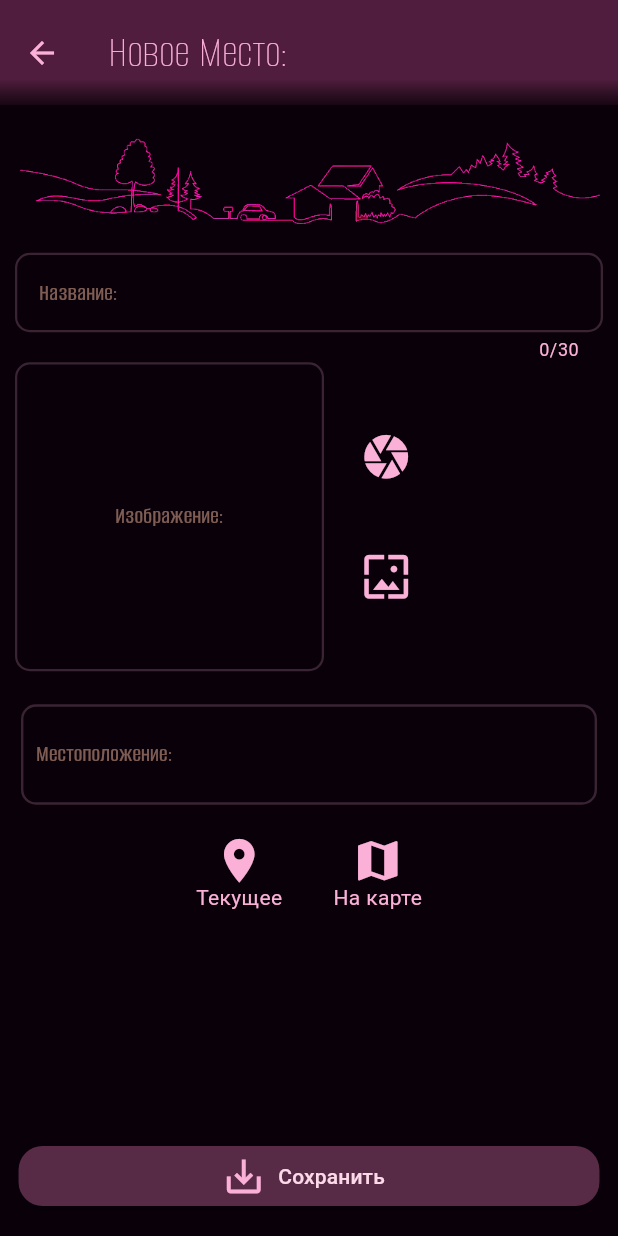
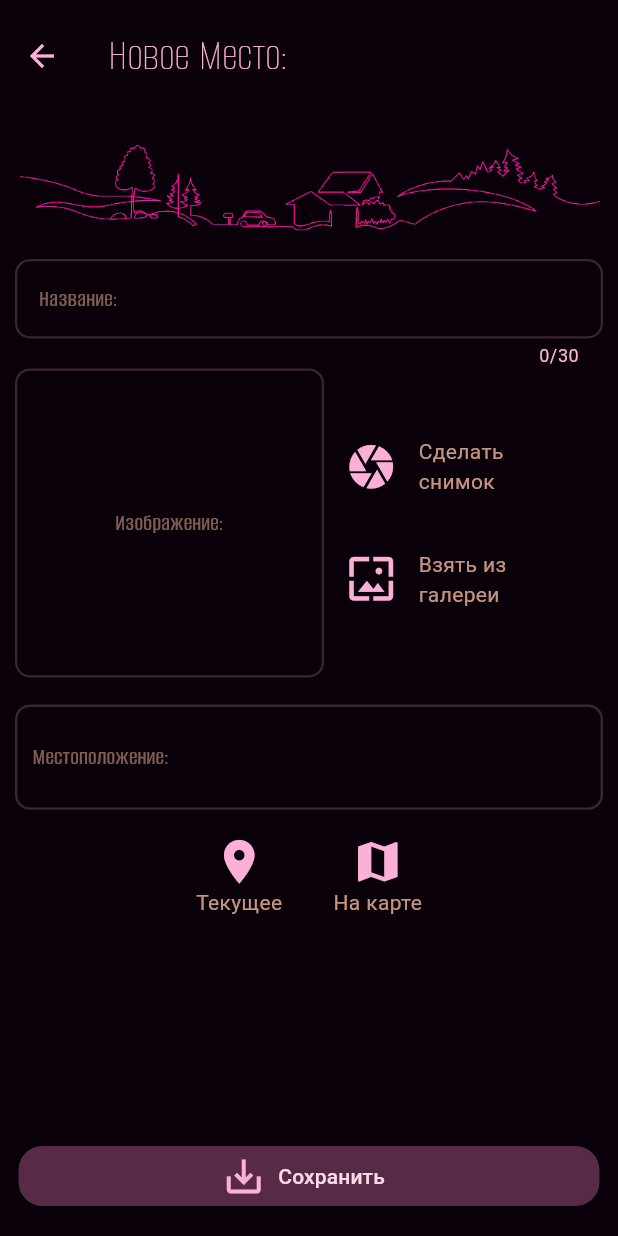
Before and after one commit to OlleZhuk/100-Places, a Flutter app: the AddPlaceScreen screen opened directly, on a phone screen of 412 x 824 dp. Run offline on Flutter 3.47's test engine with Material 3 defaults, Android fonts, the phone set to English and light mode, and no system bars; our stand-ins replace another_flutter_splash_screen, auto_size_text, flutter_animate, flutter_riverpod, gap, image_picker and 4 more; missing offline and left inert: super_bullet_list, yandex_geocoder, yandex_mapkit; accounts and stored records are empty.

Commit message:
modified:   lib/main.dart 	modified:   lib/providers/geocoder.dart 	modified:   lib/screens/add_place_scr.dart 	modified:   lib/screens/info_scr.dart 	modified:   lib/screens/map_scr.dart 	modified:   lib/screens/place_detail_scr.dart 	modified:   lib/screens/places_scr.dart 	modified:   lib/screens/splash_scr.dart 	modified:   lib/widgets/gradient_appbar.dart 	new file:   lib/widgets/shader_mask_decoration.dart

```diff
--- a/lib/main.dart
+++ b/lib/main.dart
@@ -7,8 +7,6 @@ final colorScheme = ColorScheme.fromSeed(
   brightness: Brightness.dark,
   seedColor: const Color.fromARGB(255, 135, 12, 100),
   background: const Color.fromARGB(255, 10, 0, 10),
-  // background: const Color.fromARGB(20, 135, 12, 100),
-  // background: const Color.fromARGB(255, 56, 49, 66),
 );
 
 final theme = ThemeData.dark().copyWith(
@@ -17,7 +15,8 @@ final theme = ThemeData.dark().copyWith(
   visualDensity: VisualDensity.adaptivePlatformDensity,
   //
   appBarTheme: AppBarTheme(
-    backgroundColor: colorScheme.onPrimary,
+    // backgroundColor: colorScheme.onPrimary,
+    backgroundColor: colorScheme.background,
     foregroundColor: colorScheme.primary,
   ),
   //
@@ -40,17 +39,22 @@ final theme = ThemeData.dark().copyWith(
       )),
   //
   textTheme: ThemeData().textTheme.copyWith(
+        // текст экрана, Roboto, 14/20 pt, w400, tracking 0.25 pt
         bodyMedium: TextStyle(
           color: colorScheme.tertiary.withOpacity(.8),
-        ), // обычный текст на экране
+        ),
+        //
         displayLarge: TextStyle(
           fontFamily: 'AlumniSans',
           fontWeight: FontWeight.w900,
           color: colorScheme.primaryContainer.withOpacity(.9),
         ),
-        headlineSmall: const TextStyle(
+        //
+        headlineSmall: TextStyle(
           fontSize: 16,
+          color: colorScheme.primary,
         ),
+        //
         titleSmall: TextStyle(
           fontFamily: 'AlumniSans',
           color: colorScheme.tertiary,
@@ -68,6 +72,7 @@ final theme = ThemeData.dark().copyWith(
         ),
       ),
   badgeTheme: BadgeThemeData(textColor: colorScheme.primary),
+  iconTheme: IconThemeData(color: colorScheme.primary),
   snackBarTheme: SnackBarThemeData(
       backgroundColor: Colors.transparent,
       contentTextStyle: TextStyle(
--- a/lib/screens/add_place_scr.dart
+++ b/lib/screens/add_place_scr.dart
@@ -18,7 +18,6 @@ import '/providers/geocoder.dart';
 import '/providers/user_places.dart';
 import '/widgets/alert_dialogs.dart';
 import '/widgets/custom_fab.dart';
-import '/widgets/gradient_appbar.dart';
 import '/widgets/route_transition.dart';
 import 'map_scr.dart';
 
@@ -27,16 +26,15 @@ class AddPlaceScreen extends ConsumerWidget {
 
   @override
   Widget build(BuildContext context, ref) {
-    print('=== МСБ ЭДМ!!! ===');
-
+    PlaceLocation? selectedLocation;
+    File? selectedImage;
+    final deviceHeight = MediaQuery.sizeOf(context).height;
+    final toolbarH = deviceHeight * .09;
     final cScheme = Theme.of(context).colorScheme;
     final tTheme = Theme.of(context).textTheme;
     final titleController = TextEditingController();
-    PlaceLocation? selectedLocation;
-    File? selectedImage;
-
-    final Color labelOpacity = cScheme.tertiary.withOpacity(.5);
-    double iconSize = 35;
+    final labelOpacity = cScheme.tertiary.withOpacity(.5);
+    const double iconSize = 35;
 
     //* Метод сохранения Места (кн. 'Сохранить')
     Future<void> savePlace() async {
@@ -70,10 +68,11 @@ class AddPlaceScreen extends ConsumerWidget {
       }
     }
 
+    print('=== МСБ ЭДМ!!! ===');
+
     return Scaffold(
       appBar: AppBar(
-          toolbarHeight: 70,
-          flexibleSpace: const GradientAppBar(),
+          toolbarHeight: toolbarH,
           title: const Text(
             'Новое Место:',
             style: TextStyle(fontSize: 30),
@@ -199,10 +198,13 @@ class _ImageInputState extends State<ImageInput> {
 
   @override
   Widget build(BuildContext context) {
+    const double gap = 14;
+
     print('=== МСБ ImageInput!!! ===');
 
     return Row(
       children: [
+        /// Место для изобпажения
         Container(
           width: deviceWidth * .5,
           height: deviceWidth * .5,
@@ -234,36 +236,36 @@ class _ImageInputState extends State<ImageInput> {
                   ))
               : null,
         ),
-        const Gap(8),
+        const Gap(gap),
+
+        /// Выбор источника
         Expanded(
           child: Column(
+            mainAxisAlignment: MainAxisAlignment.spaceEvenly,
             crossAxisAlignment: CrossAxisAlignment.start,
             children: [
-            ListTile(
-              leading: Icon(
-                Icons.camera,
-                size: widget.iconSz,
-              ),
-              iconColor: cScheme.primary,
-              title: const Text('Сделать снимок'),
-              titleTextStyle: tTheme.titleMedium!.copyWith(
-                fontSize: 16,
+              InkWell(
+                child: Row(
+                  mainAxisSize: MainAxisSize.min,
+                  children: [
+                    Icon(Icons.camera, size: widget.iconSz),
+                    const Gap(gap),
+                    const Text('Сделать\n' 'снимок'),
+                  ],
                 ),
                 onTap: () {
                   isCamera = true;
                   _takePicture();
                 },
               ),
-            const Gap(16),
-            ListTile(
-              leading: Icon(
-                Icons.wallpaper,
-                size: widget.iconSz,
-              ),
-              iconColor: cScheme.primary,
-              title: const Text('Взять из галереи'),
-              titleTextStyle: tTheme.titleMedium!.copyWith(
-                fontSize: 16,
+              const Gap(gap * 2.5),
+              InkWell(
+                child: Row(
+                  children: [
+                    Icon(Icons.wallpaper, size: widget.iconSz),
+                    const Gap(gap),
+                    const Text('Взять из\n' 'галереи'),
+                  ],
                 ),
                 onTap: () {
                   isCamera = false;
@@ -271,7 +273,8 @@ class _ImageInputState extends State<ImageInput> {
                 },
               ),
             ],
-        ))
+          ),
+        )
       ],
     );
   }
@@ -400,11 +403,6 @@ class ConsumerLocationInputState extends ConsumerState<LocationInput> {
     await showModalBottomSheet(
       isScrollControlled: true,
       backgroundColor: Colors.transparent,
-      // shape: const RoundedRectangleBorder(
-      //     borderRadius: BorderRadius.vertical(
-      //   top: Radius.circular(20),
-      //   bottom: Radius.zero,
-      // )),
       context: ctx,
       builder: (BuildContext ctx) {
         return ClipPath(
@@ -462,45 +460,57 @@ class ConsumerLocationInputState extends ConsumerState<LocationInput> {
 
   @override
   Widget build(BuildContext context) {
+    const double gap = 34;
+
     print('=== МСБ LocationInput! ===');
 
     return Column(
       children: [
         //
         /// Местоположение
-        Card(
-            color: cScheme.background,
-            shadowColor: Colors.transparent,
-            shape: RoundedRectangleBorder(
-                borderRadius: BorderRadius.circular(10),
-                side: BorderSide(
+        Container(
+          width: double.infinity,
+          decoration: BoxDecoration(
+            border: Border.all(
+              color: cScheme.primary.withOpacity(.2),
               width: 1.6,
-                  color: cScheme.primary.withOpacity(.2),
-                )),
-            child: Padding(
+            ),
+            borderRadius: const BorderRadius.all(
+              Radius.circular(10),
+            ),
+          ),
+          child: !isCreatingLocation
+              ? Padding(
                   padding: const EdgeInsets.symmetric(
                     horizontal: 10,
                     vertical: 22,
                   ),
-                child: Row(
-                  children: [
-                    !isCreatingLocation
-                        ? Text(
+                  child: Text(
                     'Местоположение:',
                     style: tTheme.titleSmall!.copyWith(
                       color: widget.labelOpc,
                     ),
+                  ),
                 )
               : _pickedLocation == null
-                            ? const CircularProgressIndicator()
+                  ? const Center(
+                      child: Padding(
+                      padding: EdgeInsets.symmetric(vertical: 12),
+                      child: CircularProgressIndicator(),
+                    ))
                   : Expanded(
+                      child: Padding(
+                      padding: const EdgeInsets.symmetric(
+                        horizontal: 10,
+                        vertical: 12,
+                      ),
                       child: Text(
                         _pickedLocation!.address,
-                                style: tTheme.titleSmall,
-                              ))
-                  ],
-                ))),
-        const Gap(16),
+                        // style: tTheme.titleSmall,
+                      ),
+                    )),
+        ),
+        const Gap(gap / 2),
 
         /// Кнопки выбора местоположения
         //
@@ -511,28 +521,31 @@ class ConsumerLocationInputState extends ConsumerState<LocationInput> {
             /// Текущее
             InkWell(
               onTap: getUserLocation,
-                child: TextAndIcon(
-                  iconSz: widget.iconSz,
-                  text: 'Текущее',
-                  icon: Icons.location_on,
-                )),
-            const Gap(34),
+              child: Column(
+                children: [
+                  Icon(Icons.location_on, size: widget.iconSz),
+                  const Text('Текущее'),
+                ],
+              ), // TextAndIcon(
+            ),
+            const Gap(gap),
 
             /// На карте
             InkWell(
               onTap: getOnMapLocation,
-                child: TextAndIcon(
-                  iconSz: widget.iconSz,
-                  text: 'На карте',
-                  icon: Icons.map,
-                )),
+              child: Column(
+                children: [
+                  Icon(Icons.map, size: widget.iconSz),
+                  const Text('На карте'),
+                ],
+              ),
+            ),
 
             /// Вручную
             Visibility(
               visible: isCreatingLocation ? true : false,
-              child: const Gap(34),
+              child: const Gap(gap),
             ),
-
             Visibility(
               visible: isCreatingLocation ? true : false,
               child: InkWell(
@@ -540,11 +553,13 @@ class ConsumerLocationInputState extends ConsumerState<LocationInput> {
                   ref.read(sourseLocationProvider.notifier).state = 'man';
                   manuallyAddressInput(context);
                 },
-                      child: TextAndIcon(
-                        iconSz: widget.iconSz,
-                        text: 'Вручную',
-                        icon: Icons.edit_note,
-                      ))
+                child: Column(
+                  children: [
+                    Icon(Icons.edit_note, size: widget.iconSz),
+                    const Text('Вручную'),
+                  ],
+                ),
+              )
                   .animate()
                   .fadeIn(
                     duration: 900.ms,
@@ -584,40 +599,3 @@ class CustomClipPath extends CustomClipper<Path> {
   @override
   bool shouldReclip(CustomClipper<Path> oldClipper) => false;
 }
-
-//* _TextAndIcon_ --------------------------------
-class TextAndIcon extends StatelessWidget {
-  const TextAndIcon({
-    super.key,
-    required this.text,
-    required this.icon,
-    required this.iconSz,
-  });
-
-  final String text;
-  final IconData icon;
-  final double iconSz;
-
-  @override
-  Widget build(BuildContext context) {
-    final cScheme = Theme.of(context).colorScheme;
-    const double gap = 32;
-
-    return Stack(
-      alignment: Alignment.topCenter,
-      children: [
-        Padding(
-            padding: const EdgeInsets.only(top: gap),
-            child: Text(
-              text,
-              style: TextStyle(color: cScheme.primary),
-            )),
-        Icon(
-          icon,
-          color: cScheme.primary,
-          size: iconSz,
-        )
-      ],
-    );
-  }
-}
--- a/lib/widgets/gradient_appbar.dart
+++ b/lib/widgets/gradient_appbar.dart
@@ -4,15 +4,19 @@ class GradientAppBar extends StatelessWidget {
   const GradientAppBar({super.key});
 
   @override
-  Widget build(BuildContext context) => Container(
+  Widget build(BuildContext context) {
+    final cScheme = Theme.of(context).colorScheme;
+
+    return Container(
         decoration: BoxDecoration(
             gradient: LinearGradient(
       colors: [
         Colors.transparent,
-          Theme.of(context).colorScheme.background.withOpacity(0.8),
+        cScheme.background,
       ],
       begin: Alignment.topCenter,
       end: Alignment.bottomCenter,
-        stops: const [0.75, 1],
+      stops: const [.5, 1],
     )));
   }
+}
```
Also changed, not shown: lib/providers/geocoder.dart (+3 -5 lines), lib/screens/info_scr.dart (+77 -65 lines), lib/screens/map_scr.dart (+11 -13 lines), lib/screens/place_detail_scr.dart (+6 -4 lines), lib/screens/places_scr.dart (+4 -41 lines), lib/screens/splash_scr.dart (+18 -12 lines), lib/widgets/shader_mask_decoration.dart (added, +28 -0 lines). Lines whose indentation alone changed are shown as unchanged.
